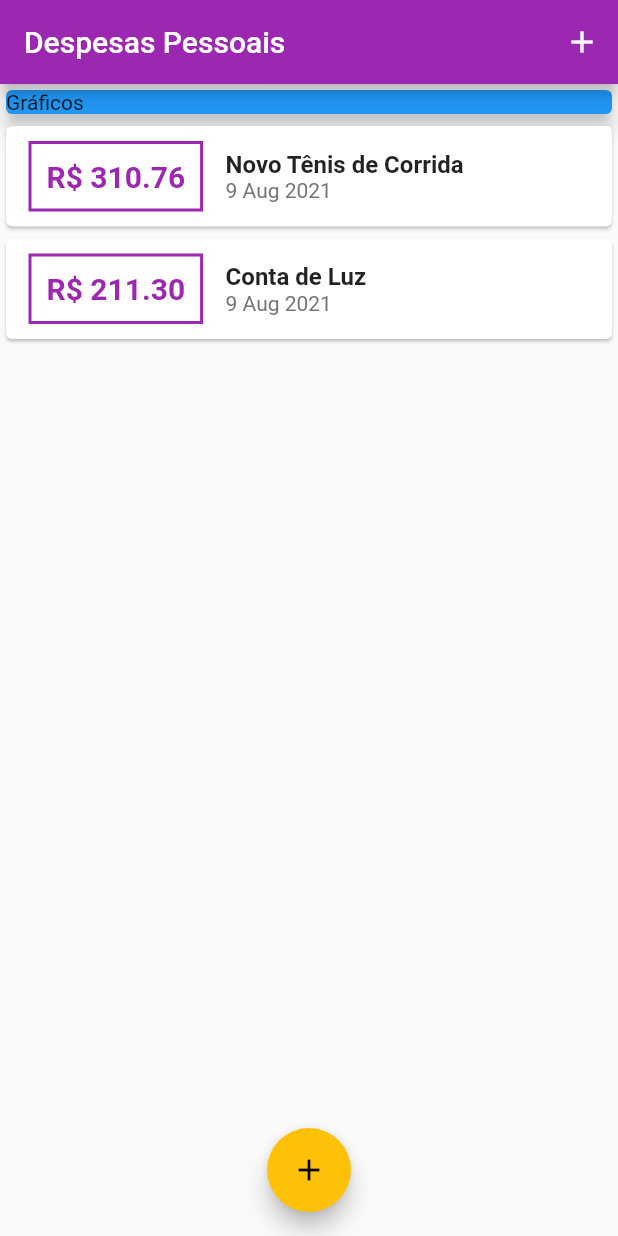
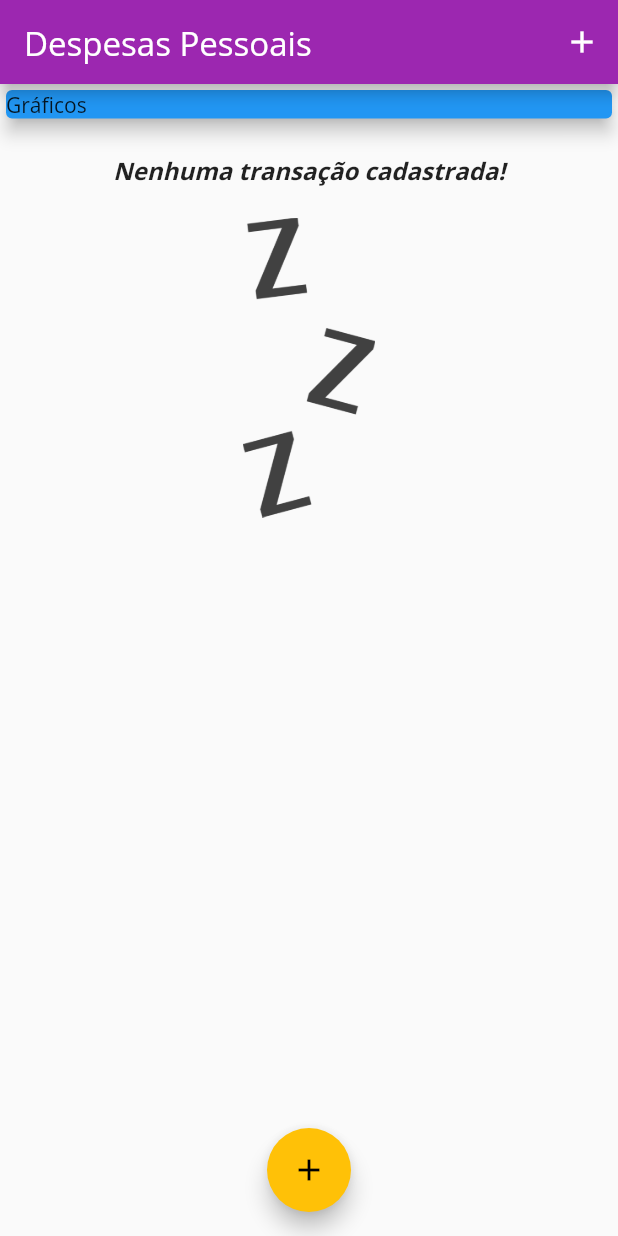
Before and after one commit to dorathoto/flutter_despesasPessoais, a Flutter app: the screen it shows after launch, on a phone screen of 412 x 824 dp. Run offline on Flutter 3.47's test engine with Material 2 defaults, Android fonts, the phone set to English and light mode, and no system bars.

Commit message:
feat: fonts, image - assets

```diff
--- a/lib/components/transaction_list.dart
+++ b/lib/components/transaction_list.dart
@@ -11,7 +11,29 @@ class TransactionList extends StatelessWidget {
   Widget build(BuildContext context) {
     return Container(
       height: 300,
-      child: ListView.builder(
+      child: transactions.isEmpty
+          ? Column(
+              children: <Widget>[
+                SizedBox(
+                  height: 20,
+                ),
+                Text(
+                  'Nenhuma transação cadastrada!',
+                  style: Theme.of(context).textTheme.headline6,
+                ),
+                SizedBox(
+                  height: 20,
+                ),
+                Container(
+                  height: 200,
+                  child: Image.asset(
+                    'assets/images/waiting.png',
+                    fit: BoxFit.cover,
+                  ),
+                )
+              ],
+            )
+          : ListView.builder(
               itemCount: transactions.length,
               itemBuilder: (ctx, index) {
                 final tr = transactions[index];
--- a/lib/main.dart
+++ b/lib/main.dart
@@ -15,6 +15,24 @@ class ExpensesApp extends StatelessWidget {
       theme: ThemeData(
         primarySwatch: Colors.purple,
         accentColor: Colors.amber,
+        fontFamily: 'Quicksand',
+        textTheme: const TextTheme(
+          headline1: TextStyle(fontSize: 12.0, fontWeight: FontWeight.bold),
+          headline6: TextStyle(
+              fontSize: 16.0,
+              fontFamily: 'OpenSans',
+              fontStyle: FontStyle.italic,
+              fontWeight: FontWeight.bold),
+          bodyText2: TextStyle(fontSize: 14.0, fontFamily: 'OpenSans'),
+        ),
+        appBarTheme: AppBarTheme(
+          textTheme: ThemeData.light().textTheme.copyWith(
+                headline6: TextStyle(
+                  fontFamily: 'OpenSans',
+                  fontSize: 22,
+                ),
+              ),
+        ),
       ),
     );
   }
@@ -26,19 +44,19 @@ class MyHomePage extends StatefulWidget {
 }
 
 class _MyHomePageState extends State<MyHomePage> {
-  final _transactions = [
-    Transaction(
-      id: 't1',
-      title: 'Novo Tênis de Corrida',
-      value: 310.76,
-      date: DateTime.now(),
-    ),
-    Transaction(
-      id: 't2',
-      title: 'Conta de Luz',
-      value: 211.30,
-      date: DateTime.now(),
-    ),
+  final List<Transaction> _transactions = [
+    // Transaction(
+    //   id: 't1',
+    //   title: 'Novo Tênis de Corrida',
+    //   value: 310.76,
+    //   date: DateTime.now(),
+    // ),
+    // Transaction(
+    //   id: 't2',
+    //   title: 'Conta de Luz',
+    //   value: 211.30,
+    //   date: DateTime.now(),
+    // ),
   ];
 
   _addTransaction(String title, double value) {
```
Also changed, not shown: pubspec.yaml (+20 -55 lines), assets/fonts/OpenSans-Bold.ttf (added), assets/fonts/OpenSans-Regular.ttf (added), assets/fonts/Quicksand-Bold.ttf (added), assets/fonts/Quicksand-Light.ttf (added), assets/fonts/Quicksand-Medium.ttf (added), assets/fonts/Quicksand-Regular.ttf (added), assets/images/waiting.png (added). Lines whose indentation alone changed are shown as unchanged.
